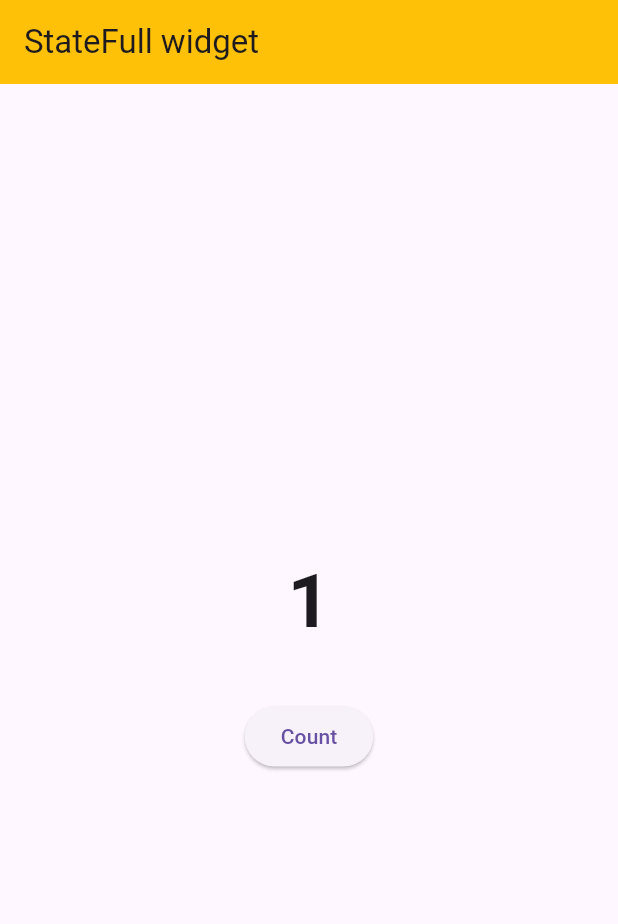
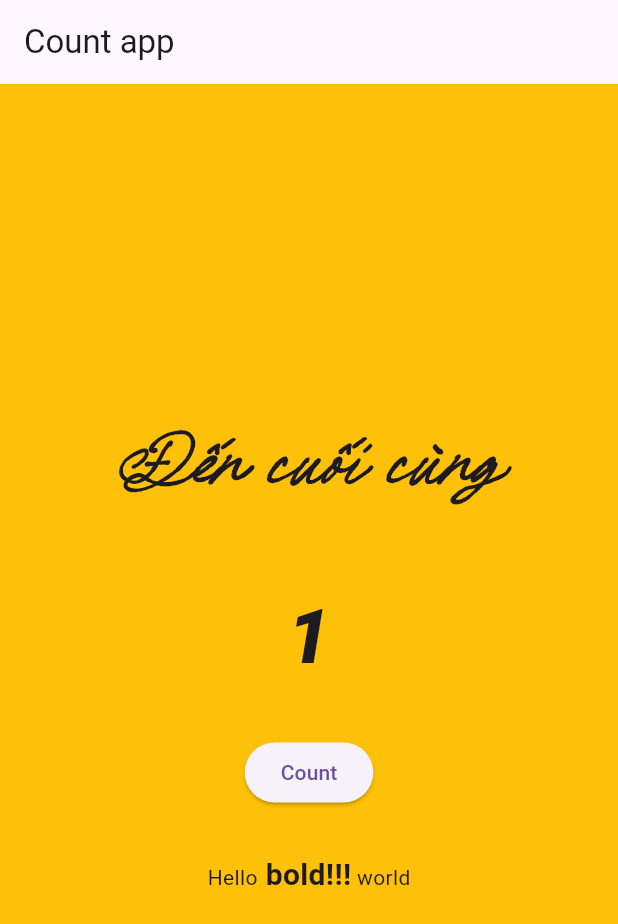
Before and after one commit to iamthien/practise, a Flutter app: the screen it shows after launch, after a tap on "Count", on a phone screen of 412 x 824 dp. Shown: the top 924 px of the screen. Run offline on Flutter 3.47's test engine with Material 3 defaults, Android fonts, the phone set to English and light mode, and no system bars; Roboto replaces fonts that are missing (Times New Roman).

Commit message:
Learn font and RichText/TextSpan

```diff
--- a/lib/main.dart
+++ b/lib/main.dart
@@ -3,43 +3,70 @@ import 'package:flutter/material.dart';
 void main() {
   runApp(MaterialApp(
     home: Scaffold(
+      backgroundColor: Colors.amber,
       appBar: AppBar(
-            title: const Text("StateFull widget"),
-            backgroundColor: Colors.amber,
+        title: const Text("Count app"),
       ),
-          body: const Center(child: ButtonCount()))));
+      body: const Button(),
+    ),
+  ));
 }
 
-class ButtonCount extends StatefulWidget {
-  const ButtonCount({super.key});
+class Button extends StatefulWidget {
+  const Button({super.key});
 
   @override
-  State<ButtonCount> createState() => _ButtonCountState();
+  State<Button> createState() => _ButtonState();
 }
 
-class _ButtonCountState extends State<ButtonCount> {
-  int _count = 0;
+class _ButtonState extends State<Button> {
+  int number = 0;
 
-  void _incrementCount() {
+  void increase() {
     setState(() {
-      _count++; // Increment the count
+      number++;
     });
   }
 
   @override
   Widget build(BuildContext context) {
-    return Column(
+    return Center(
+      child: Column(
         mainAxisAlignment: MainAxisAlignment.center,
         children: [
+          const Text(
+            "Đến cuối cùng",
+            style: TextStyle(
+                fontSize: 40,
+                fontWeight: FontWeight.w900,
+                fontStyle: FontStyle.italic,
+                fontFamily: 'DFVN Les Palmiers'),
+          ),
+          const SizedBox(height: 50),
           Text(
-          _count.toString(),
-          style: const TextStyle(fontSize: 50, fontWeight: FontWeight.bold),
+            "$number",
+            style: const TextStyle(
+                fontSize: 50,
+                fontWeight: FontWeight.w900,
+                fontStyle: FontStyle.italic,
+                fontFamily: 'Times New Roman'),
           ),
-        const SizedBox(
-          height: 30,
+          const SizedBox(height: 30),
+          ElevatedButton(onPressed: increase, child: const Text("Count")),
+          const SizedBox(height: 30),
+          RichText(
+              text: TextSpan(
+                  style: DefaultTextStyle.of(context).style,
+                  children: const <TextSpan>[
+                TextSpan(text: "Hello"),
+                TextSpan(
+                    text: " bold!!!",
+                    style:
+                        TextStyle(fontWeight: FontWeight.bold, fontSize: 20)),
+                TextSpan(text: " world")
+              ]))
+        ],
       ),
-        ElevatedButton(onPressed: _incrementCount, child: const Text("Count"))
-      ],
     );
   }
 }
```
Also changed, not shown: pubspec.yaml (+14 -0 lines), assets/fonts/DFVN Les Palmiers.ttf (added). Lines whose indentation alone changed are shown as unchanged.
